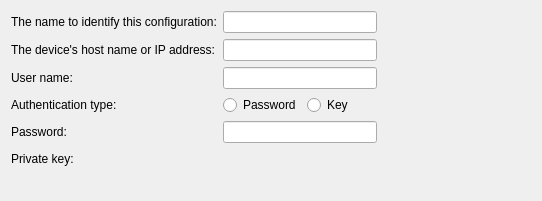
Above: src/plugins/remotelinux/genericlinuxdeviceconfigurationwizardsetuppage.ui from qt-creator/qt-creator before the change. Below: the same form after it.
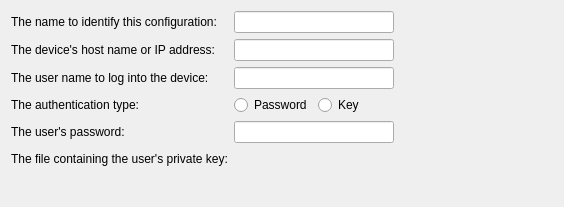
That is the form after the change. Custom widgets are drawn as their Qt base class.

Commit message:
RemoteLinux: Device configuration wizard improvements.
- Fix factory list widget item heights.
- Use more consistent wording.
- Remove unused wizard page.

```diff
--- a/src/plugins/remotelinux/genericlinuxdeviceconfigurationwizardsetuppage.ui
+++ b/src/plugins/remotelinux/genericlinuxdeviceconfigurationwizardsetuppage.ui
@@ -6,8 +6,8 @@
    <rect>
     <x>0</x>
     <y>0</y>
-    <width>542</width>
-    <height>201</height>
+    <width>564</width>
+    <height>207</height>
    </rect>
   </property>
   <property name="windowTitle">
@@ -71,7 +71,7 @@
    <item row="2" column="0">
     <widget class="QLabel" name="userNameLabel">
      <property name="text">
-      <string>User name:</string>
+      <string>The user name to log into the device:</string>
      </property>
     </widget>
    </item>
@@ -98,7 +98,7 @@
    <item row="3" column="0">
     <widget class="QLabel" name="label">
      <property name="text">
-      <string>Authentication type:</string>
+      <string>The authentication type:</string>
      </property>
     </widget>
    </item>
@@ -136,7 +136,7 @@
    <item row="4" column="0">
     <widget class="QLabel" name="label_2">
      <property name="text">
-      <string>Password:</string>
+      <string>The user's password:</string>
      </property>
     </widget>
    </item>
@@ -167,7 +167,7 @@
    <item row="5" column="0">
     <widget class="QLabel" name="label_3">
      <property name="text">
-      <string>Private key:</string>
+      <string>The file containing the user's private key:</string>
      </property>
     </widget>
    </item>
```
The commit also changes 5 other files.
